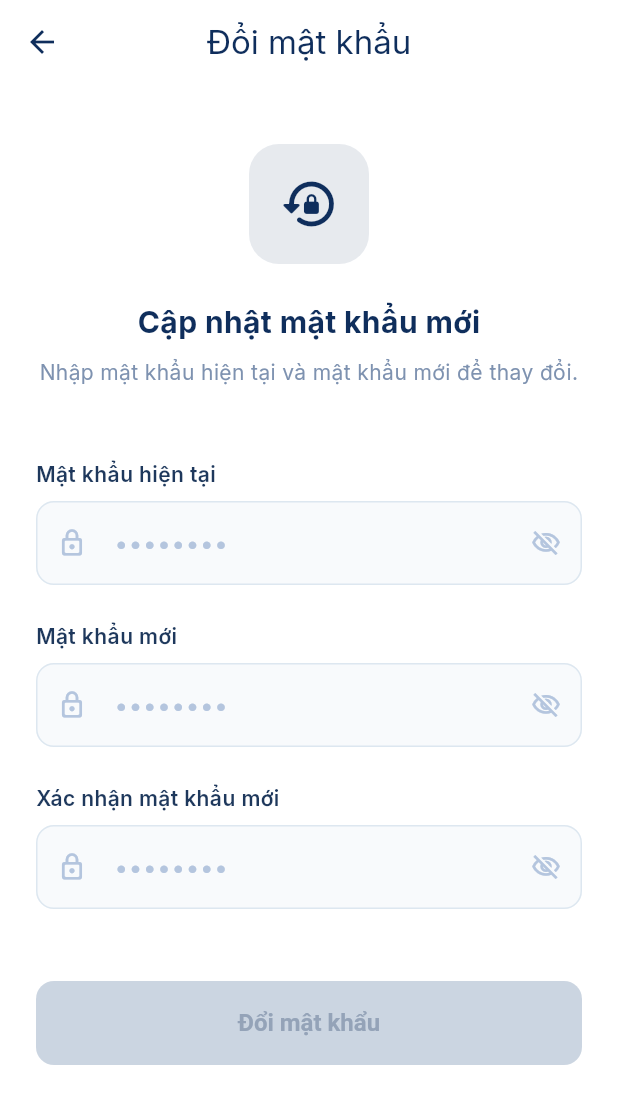
After one commit to vvquy04/vinfast-charging-app, a Flutter app: the ChangePasswordScreen screen opened by its route, on a phone screen of 412 x 824 dp. The commit adds this screen. Shown: the top 1104 px of the screen. Run offline on Flutter 3.47's test engine with Material 3 defaults, Android fonts, the phone set to English and light mode, and no system bars; our stand-ins replace dio, flutter_rating_bar, geolocator, google_fonts, image_picker, shared_preferences; missing offline and left inert: trackasia_gl; accounts and stored records are empty.

Commit message:
refactor code

```diff
--- a/lib/main.dart
+++ b/lib/main.dart
@@ -32,6 +32,8 @@ import 'presentation/screens/auth/complete_profile_screen.dart';
 import 'presentation/screens/auth/add_vehicle_screen.dart';
 import 'presentation/screens/home/dashboard_screen.dart';
 import 'presentation/screens/station/station_detail_screen.dart';
+import 'presentation/screens/profile/change_password_screen.dart';
+import 'presentation/screens/auth/reset_password_screen.dart';
 
 void main() {
   WidgetsFlutterBinding.ensureInitialized();
@@ -142,6 +144,8 @@ class EVCPointApp extends StatelessWidget {
         '/signup/vehicle': (context) => const AddVehicleScreen(),
         '/home': (context) => const DashboardScreen(),
         '/station_detail': (context) => const StationDetailScreen(),
+        '/change-password': (context) => const ChangePasswordScreen(),
+        '/reset-password': (context) => const ResetPasswordScreen(),
       },
     );
   }
--- a/lib/presentation/screens/auth/login_screen.dart
+++ b/lib/presentation/screens/auth/login_screen.dart
@@ -184,7 +184,7 @@ class _LoginScreenState extends State<LoginScreen> {
                 alignment: Alignment.centerRight,
                 child: TextButton(
                   onPressed: () {
-                    // TODO: Navigate to forgot password
+                    Navigator.pushNamed(context, '/signup/phone', arguments: {'isForgotPassword': true});
                   },
                   style: TextButton.styleFrom(
                     foregroundColor: AppColors.charcoal,
--- /dev/null
+++ b/lib/presentation/screens/profile/change_password_screen.dart
@@ -0,0 +1,229 @@
+import 'package:flutter/material.dart';
+import 'package:provider/provider.dart';
+import '../../providers/auth_provider.dart';
+import '../../../core/constants/app_colors.dart';
+import '../../../core/constants/app_sizes.dart';
+import '../../../core/widgets/app_button.dart';
+import '../../../core/widgets/app_text_field.dart';
+
+/// Màn hình đổi mật khẩu (cho người dùng đã đăng nhập).
+class ChangePasswordScreen extends StatefulWidget {
+  const ChangePasswordScreen({super.key});
+
+  @override
+  State<ChangePasswordScreen> createState() => _ChangePasswordScreenState();
+}
+
+class _ChangePasswordScreenState extends State<ChangePasswordScreen> {
+  final _currentPasswordController = TextEditingController();
+  final _newPasswordController = TextEditingController();
+  final _confirmPasswordController = TextEditingController();
+
+  bool _obscureCurrent = true;
+  bool _obscureNew = true;
+  bool _obscureConfirm = true;
+
+  String? _currentError;
+  String? _newError;
+  String? _confirmError;
+
+  @override
+  void dispose() {
+    _currentPasswordController.dispose();
+    _newPasswordController.dispose();
+    _confirmPasswordController.dispose();
+    super.dispose();
+  }
+
+  bool get _isFormValid =>
+      _currentPasswordController.text.isNotEmpty &&
+      _newPasswordController.text.isNotEmpty &&
+      _confirmPasswordController.text.isNotEmpty;
+
+  void _changePassword() async {
+    setState(() {
+      _currentError = null;
+      _newError = null;
+      _confirmError = null;
+    });
+
+    final current = _currentPasswordController.text;
+    final newPass = _newPasswordController.text;
+    final confirm = _confirmPasswordController.text;
+
+    if (current.isEmpty) {
+      setState(() => _currentError = 'Vui lòng nhập mật khẩu hiện tại');
+      return;
+    }
+    if (newPass.length < 6) {
+      setState(() => _newError = 'Mật khẩu mới phải có ít nhất 6 ký tự');
+      return;
+    }
+    if (newPass != confirm) {
+      setState(() => _confirmError = 'Xác nhận mật khẩu không khớp');
+      return;
+    }
+    if (current == newPass) {
+      setState(() => _newError = 'Mật khẩu mới phải khác mật khẩu hiện tại');
+      return;
+    }
+
+    final authProvider = context.read<AuthProvider>();
+    final success = await authProvider.changePassword(current, newPass, confirm);
+
+    if (success && mounted) {
+      ScaffoldMessenger.of(context).showSnackBar(
+        const SnackBar(
+          content: Text('Đổi mật khẩu thành công!'),
+          backgroundColor: AppColors.primary,
+        ),
+      );
+      Navigator.pop(context);
+    } else if (mounted) {
+      ScaffoldMessenger.of(context).showSnackBar(
+        SnackBar(
+          content: Text(authProvider.errorMessage ?? 'Đổi mật khẩu thất bại'),
+          backgroundColor: AppColors.error,
+        ),
+      );
+    }
+  }
+
+  @override
+  Widget build(BuildContext context) {
+    final isLoading = context.watch<AuthProvider>().isLoading;
+
+    return Scaffold(
+      backgroundColor: AppColors.white,
+      appBar: AppBar(
+        title: const Text('Đổi mật khẩu'),
+        centerTitle: true,
+      ),
+      body: SafeArea(
+        child: SingleChildScrollView(
+          padding: const EdgeInsets.all(AppSizes.lg),
+          child: Column(
+            crossAxisAlignment: CrossAxisAlignment.start,
+            children: [
+              const SizedBox(height: AppSizes.md),
+
+              // ─── Icon header ──────────────────────
+              Center(
+                child: Container(
+                  width: 80,
+                  height: 80,
+                  decoration: BoxDecoration(
+                    color: AppColors.primary.withOpacity(0.1),
+                    borderRadius: BorderRadius.circular(20),
+                  ),
+                  child: const Icon(
+                    Icons.lock_reset_rounded,
+                    size: 40,
+                    color: AppColors.primary,
+                  ),
+                ),
+              ),
+
+              const SizedBox(height: AppSizes.lg),
+
+              const Center(
+                child: Text(
+                  'Cập nhật mật khẩu mới',
+                  style: TextStyle(
+                    fontSize: 20,
+                    fontWeight: FontWeight.w700,
+                    color: AppColors.black,
+                  ),
+                ),
+              ),
+
+              const SizedBox(height: AppSizes.sm),
+
+              const Center(
+                child: Text(
+                  'Nhập mật khẩu hiện tại và mật khẩu mới để thay đổi.',
+                  style: TextStyle(
+                    fontSize: 14,
+                    color: AppColors.gray,
+                    height: 1.5,
+                  ),
+                  textAlign: TextAlign.center,
+                ),
+              ),
+
+              const SizedBox(height: AppSizes.xxl),
+
+              // ─── Current password ─────────────────
+              AppTextField(
+                label: 'Mật khẩu hiện tại',
+                hint: '••••••••',
+                controller: _currentPasswordController,
+                obscureText: _obscureCurrent,
+                errorText: _currentError,
+                prefixIcon: const Icon(Icons.lock_outline_rounded, color: AppColors.lightGray, size: 20),
+                suffixIcon: GestureDetector(
+                  onTap: () => setState(() => _obscureCurrent = !_obscureCurrent),
+                  child: Icon(
+                    _obscureCurrent ? Icons.visibility_off_outlined : Icons.visibility_outlined,
+                    color: AppColors.lightGray, size: 20,
+                  ),
+                ),
+                onChanged: (_) => setState(() => _currentError = null),
+              ),
+
+              const SizedBox(height: AppSizes.lg),
+
+              // ─── New password ─────────────────────
+              AppTextField(
+                label: 'Mật khẩu mới',
+                hint: '••••••••',
+                controller: _newPasswordController,
+                obscureText: _obscureNew,
+                errorText: _newError,
+                prefixIcon: const Icon(Icons.lock_outline_rounded, color: AppColors.lightGray, size: 20),
+                suffixIcon: GestureDetector(
+                  onTap: () => setState(() => _obscureNew = !_obscureNew),
+                  child: Icon(
+                    _obscureNew ? Icons.visibility_off_outlined : Icons.visibility_outlined,
+                    color: AppColors.lightGray, size: 20,
+                  ),
+                ),
+                onChanged: (_) => setState(() => _newError = null),
+              ),
+
+              const SizedBox(height: AppSizes.lg),
+
+              // ─── Confirm new password ─────────────
+              AppTextField(
+                label: 'Xác nhận mật khẩu mới',
+                hint: '••••••••',
+                controller: _confirmPasswordController,
+                obscureText: _obscureConfirm,
+                errorText: _confirmError,
+                textInputAction: TextInputAction.done,
+                prefixIcon: const Icon(Icons.lock_outline_rounded, color: AppColors.lightGray, size: 20),
+                suffixIcon: GestureDetector(
+                  onTap: () => setState(() => _obscureConfirm = !_obscureConfirm),
+                  child: Icon(
+                    _obscureConfirm ? Icons.visibility_off_outlined : Icons.visibility_outlined,
+                    color: AppColors.lightGray, size: 20,
+                  ),
+                ),
+                onChanged: (_) => setState(() => _confirmError = null),
+              ),
+
+              const SizedBox(height: AppSizes.xxl),
+
+              // ─── Submit button ────────────────────
+              AppButton(
+                text: 'Đổi mật khẩu',
+                isLoading: isLoading,
+                onPressed: _isFormValid && !isLoading ? _changePassword : null,
+              ),
+            ],
+          ),
+        ),
+      ),
+    );
+  }
+}
```
Also changed, not shown: lib/data/repositories/auth_repository.dart (+14 -0 lines), lib/data/services/auth_service.dart (+50 -0 lines), lib/presentation/providers/auth_provider.dart (+28 -0 lines), lib/presentation/screens/auth/otp_verification_screen.dart (+43 -6 lines), lib/presentation/screens/auth/phone_input_screen.dart (+21 -7 lines), lib/presentation/screens/auth/reset_password_screen.dart (added, +203 -0 lines), lib/presentation/screens/profile/profile_screen.dart (+8 -0 lines).
